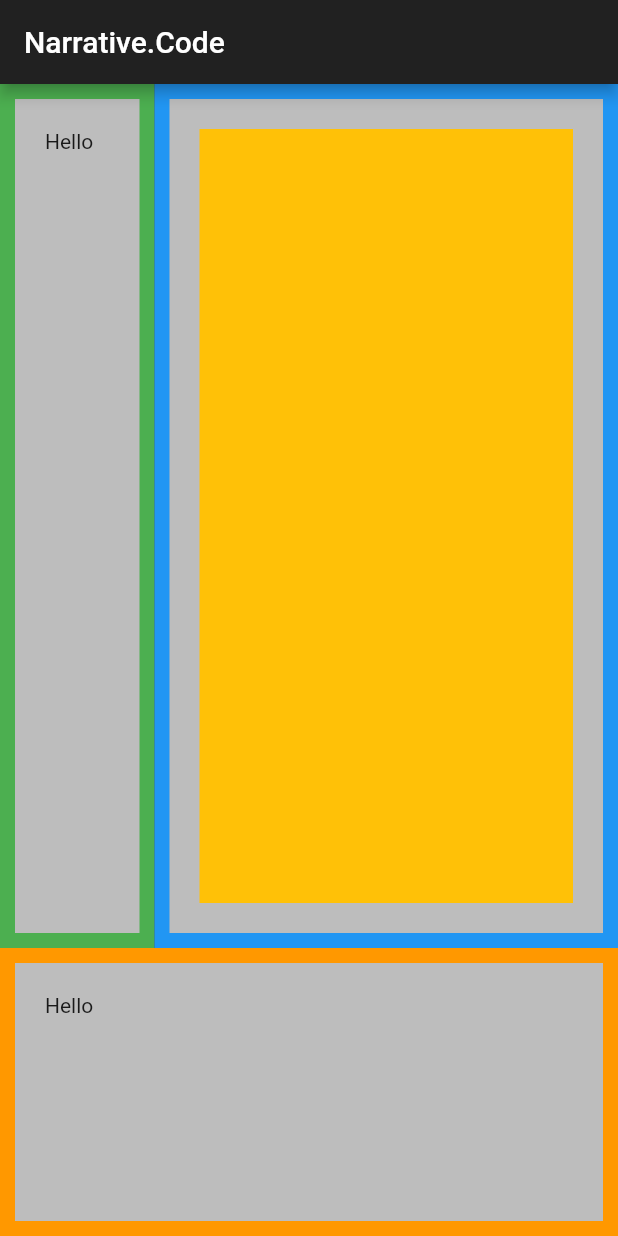
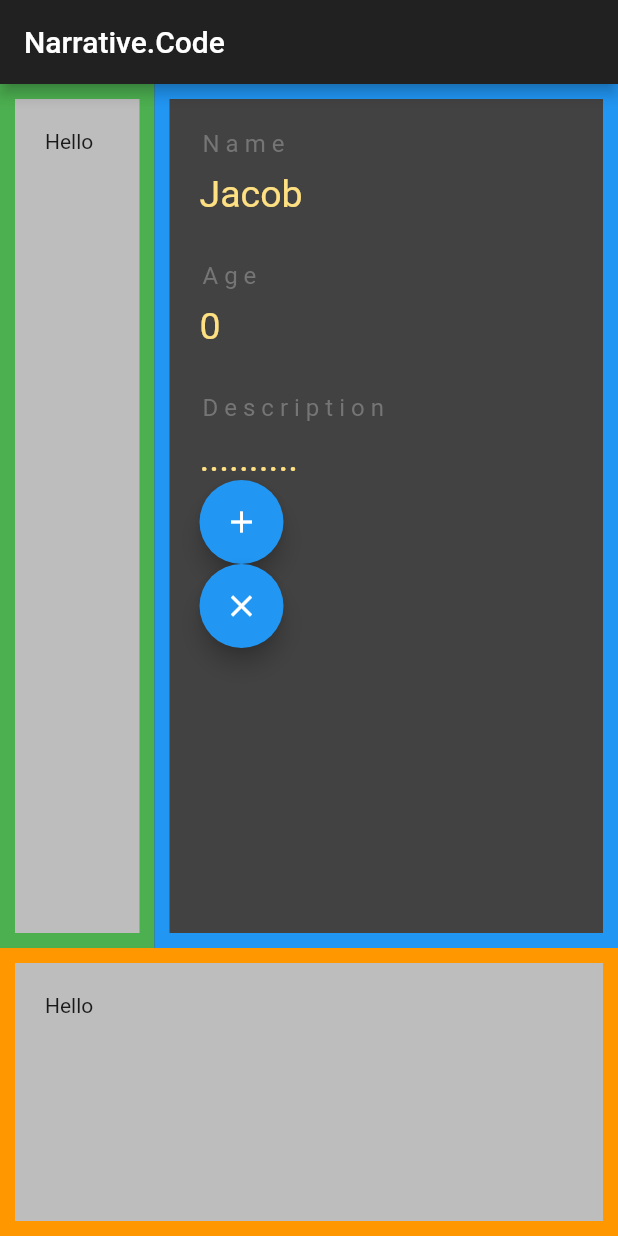
Before and after one commit to JacobYoung68/narrative_code, a Flutter app: the screen it shows after launch, on a phone screen of 412 x 824 dp. Run offline on Flutter 3.47's test engine with Material 2 defaults, Android fonts, the light colour scheme and no system bars.

Commit message:
Playing around with lists and stateful widgets

```diff
--- a/lib/main.dart
+++ b/lib/main.dart
@@ -1,4 +1,5 @@
 import 'package:flutter/material.dart';
+import 'dart:math';
 
 void main() {
   runApp(MaterialApp(
@@ -6,7 +7,15 @@ void main() {
   ));
 }
 
-class Home extends StatelessWidget {
+class Home extends StatefulWidget {
+  @override
+  _HomeState createState() => _HomeState();
+}
+
+class _HomeState extends State<Home> {
+  int age = 0;
+  List<int> ageList = [11,14,21,45];
+
   @override
   Widget build(BuildContext context) {
     return Scaffold(
@@ -41,100 +50,85 @@ class Home extends StatelessWidget {
                     child: Container(
                       padding: EdgeInsets.all(20.0),
                       decoration: BoxDecoration(
-                          color: Colors.grey[400],
+                          color: Colors.grey[800],
                           border: Border.all(
                             width: 10,
                             color: Colors.blue,
                           )),
                       child: Column(
-                        children: [
-                          Expanded(
-                            flex: 1,
-                            child: Row(
-                              children: [
-                                Expanded(
-                                  flex: 1,
-                                  child: Container(
-                                    padding: EdgeInsets.all(100),
-                                    color: Colors.amber,
-                                    child: Row(
-                                      mainAxisAlignment: MainAxisAlignment.spaceEvenly,
+                        crossAxisAlignment: CrossAxisAlignment.start,
                         children: [
                           Text(
                             'Name',
                             style: TextStyle(
-                                            fontSize: 64,
+                              fontSize: 16,
+                              letterSpacing: 4,
+                              color: Colors.grey[600],
                             ),
                           ),
-                                        Icon(
-                                          Icons.portrait,
-                                          size: 64,
-                                        )
-                                      ],
+                          SizedBox(height: 10),
+                          Text(
+                            'Jacob',
+                            style: TextStyle(
+                              fontSize: 25,
+                              color: Colors.amber[200],
                             ),
                           ),
-                                ),
-                              ],
-                            ),
-                          ),
-                          Expanded(
-                            flex: 1,
-                            child: Row(
-                              children: [
-                                Expanded(
-                                  flex: 1,
-                                  child: Container(
-                                    padding: EdgeInsets.all(100),
-                                    color: Colors.amber,
-                                    child: Row(
-                                      mainAxisAlignment: MainAxisAlignment.spaceEvenly,
-                                      children: [
+                          SizedBox(height: 30),
                           Text(
                             'Age',
                             style: TextStyle(
-                                            fontSize: 64,
+                              fontSize: 16,
+                              letterSpacing: 4,
+                              color: Colors.grey[600],
                             ),
                           ),
-                                        Icon(
-                                          Icons.hourglass_empty,
-                                          size: 64,
-                                        )
-                                      ],
+                          SizedBox(height: 10),
+                          Text(
+                            '$age',
+                            style: TextStyle(
+                              fontSize: 25,
+                              color: Colors.amber[200],
                             ),
                           ),
-                                ),
-                              ],
-                            ),
-                          ),
-                          Expanded(
-                            flex: 1,
-                            child: Row(
-                              children: [
-                                Expanded(
-                                  flex: 1,
-                                  child: Container(
-                                    padding: EdgeInsets.all(100),
-                                    color: Colors.amber,
-                                    child: Row(
-                                      mainAxisAlignment: MainAxisAlignment.spaceEvenly,
-                                      children: [
+                          SizedBox(height: 30),
                           Text(
                             'Description',
                             style: TextStyle(
-                                            fontSize: 64,
+                              fontSize: 16,
+                              letterSpacing: 4,
+                              color: Colors.grey[600],
                             ),
                           ),
-                                        Icon(
-                                          Icons.color_lens,
-                                          size: 64,
-                                        )
-                                      ],
+                          SizedBox(height: 10),
+                          Text(
+                            '..........',
+                            style: TextStyle(
+                              fontSize: 25,
+                              color: Colors.amber[200],
                             ),
                           ),
-                                ),
-                              ],
+                          FloatingActionButton(
+                            onPressed: () {
+                              setState(() {
+                                var rng = new Random();
+                                age = ageList[rng.nextInt(ageList.length)];
+                              });
+                            },
+                            child: Icon(
+                              Icons.add,
                             ),
                           ),
+                          FloatingActionButton(
+                            onPressed: () {
+                              setState(() {
+                                age = 0;
+                              });
+                            },
+                            child: Icon(
+                              Icons.clear,
+                            ),
+                          )
                         ],
                       ),
                     ),
```
Lines whose indentation alone changed are shown as unchanged.
